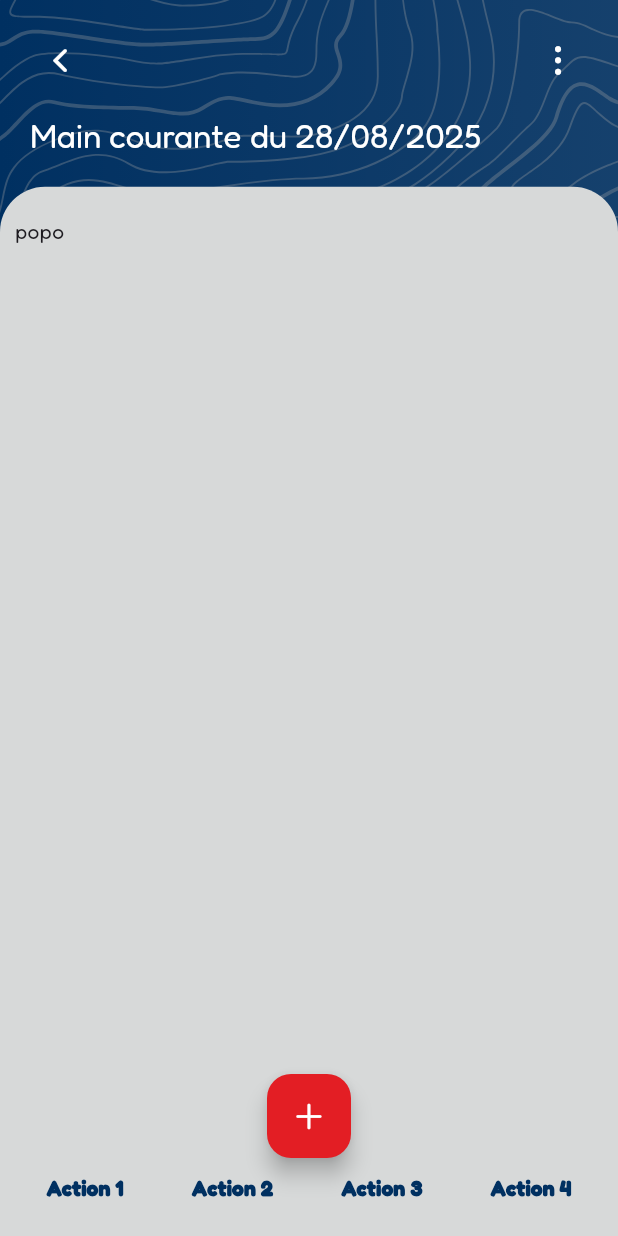
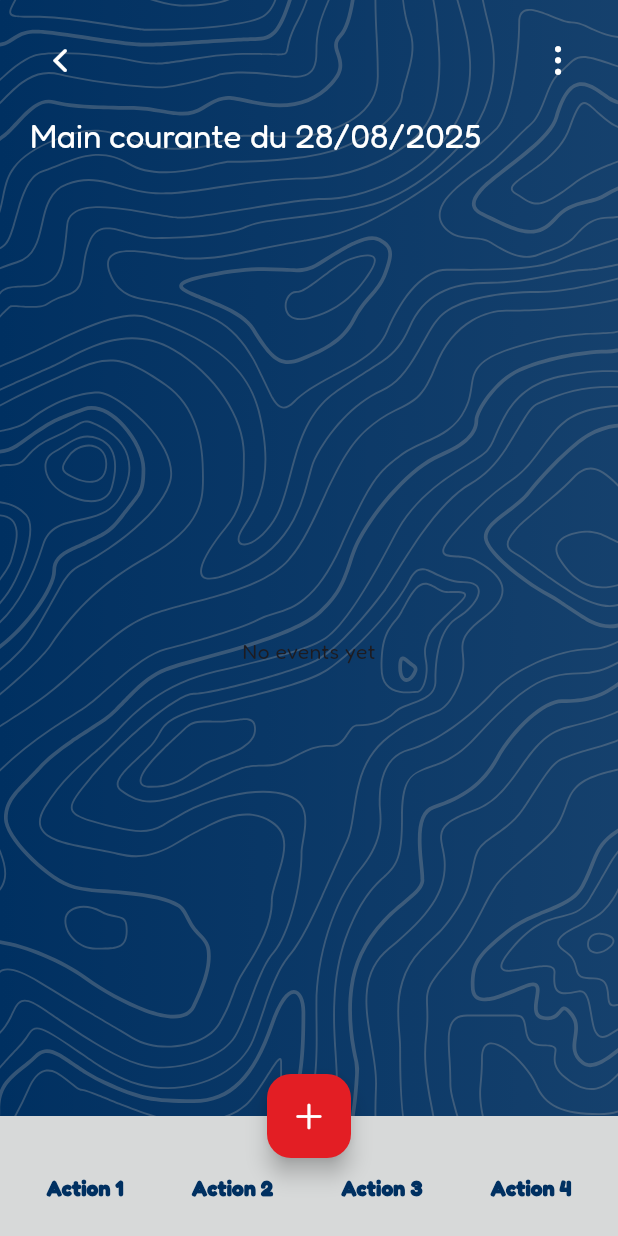
Before and after one commit to Foreclair/foreclair-frontend, a Flutter app: the LogBookPage screen opened directly, on a phone screen of 412 x 824 dp. Run offline on Flutter 3.47's test engine with Material 3 defaults, Android fonts, the phone set to English and light mode, and no system bars; our stand-ins replace dio, flutter_secure_storage, flutter_svg, google_fonts, jwt_decoder, logger; missing offline and left inert: step_progress; accounts and stored records are empty; network calls fail.

Commit message:
🐦‍🔥 Add events routes & template

```diff
--- a/lib/src/data/models/logbook/event_model.dart
+++ b/lib/src/data/models/logbook/event_model.dart
@@ -1,9 +1,11 @@
+import 'package:foreclair/src/data/models/logbook/event_types.dart';
+
 class Event {
   final String title;
   final DateTime start;
   final DateTime? end;
   final String description;
-  final String type;
+  final EventType type;
 
   Event({required this.title, required this.start, this.end, required this.description, required this.type});
 
--- /dev/null
+++ b/lib/src/data/services/app/logbook/event_type_service.dart
@@ -0,0 +1,31 @@
+import 'dart:convert';
+
+import 'package:dio/dio.dart';
+import 'package:foreclair/src/data/models/logbook/event_type_dto.dart';
+import 'package:foreclair/src/data/models/logbook/event_types.dart';
+import 'package:foreclair/src/data/models/station/station_model.dart';
+import 'package:foreclair/src/data/services/http/api_service.dart';
+import 'package:intl/intl.dart';
+
+class EventTypeService {
+  static final EventTypeService _instance = EventTypeService._privateConstructor();
+
+  static EventTypeService get instance => _instance;
+
+  EventTypeService._privateConstructor();
+
+  void sendEventType(EventTypeDto eventType) {
+    ApiService.instance.post(path: '/events/new', data: jsonEncode(eventType.toJson()));
+  }
+
+  Future<Response> getDailyEvents(Station station) {
+    return ApiService.instance.get(
+      path: '/events/daily',
+      queryParameters: {'day': DateFormat("yyyy-MM-dd").format(DateTime.now()), 'station': station.id},
+    );
+  }
+
+  EventType getEventTypeByKey(String key) {
+    return EventType.values.firstWhere((eventType) => eventType.key == key);
+  }
+}
--- a/lib/src/ui/pages/logbook/action/logbook_action_page.dart
+++ b/lib/src/ui/pages/logbook/action/logbook_action_page.dart
@@ -2,7 +2,7 @@ import 'package:flutter/material.dart';
 import 'package:foreclair/src/data/dao/user_dao.dart';
 import 'package:foreclair/src/data/models/logbook/event_type_dto.dart';
 import 'package:foreclair/src/data/models/logbook/event_types.dart';
-import 'package:foreclair/src/data/services/app/event_type_service.dart';
+import 'package:foreclair/src/data/services/app/logbook/event_type_service.dart';
 import 'package:foreclair/src/ui/pages/logbook/action/components/general_logbook_form.dart';
 import 'package:foreclair/src/ui/pages/logbook/action/components/logbook_action_choice_card.dart';
 import 'package:foreclair/src/ui/pages/logbook/action/components/logbook_action_header.dart';
--- a/lib/src/ui/pages/logbook/main/components/logbook_timeline.dart
+++ /dev/null
@@ -1,22 +0,0 @@
-import 'package:flutter/material.dart';
-
-class LogbookTimeline extends StatefulWidget {
-  const LogbookTimeline({super.key});
-
-  @override
-  State<LogbookTimeline> createState() => _LogbookTimelineState();
-}
-
-class _LogbookTimelineState extends State<LogbookTimeline> {
-  @override
-  Widget build(BuildContext context) {
-    return Container(
-      width: double.infinity,
-      decoration: BoxDecoration(
-        color: Theme.of(context).colorScheme.surfaceContainerHigh,
-        borderRadius: BorderRadius.vertical(top: Radius.circular(30)),
-      ),
-      child: Padding(padding: EdgeInsetsGeometry.symmetric(horizontal: 10, vertical: 20), child: Text("popo")),
-    );
-  }
-}
--- a/lib/src/ui/pages/logbook/main/logbook_page.dart
+++ b/lib/src/ui/pages/logbook/main/logbook_page.dart
@@ -1,11 +1,15 @@
 import 'package:flutter/cupertino.dart';
 import 'package:flutter/material.dart';
 import 'package:foreclair/assets/fonts/text_utils.dart';
+import 'package:foreclair/src/data/dao/user_dao.dart';
+import 'package:foreclair/src/data/models/logbook/event_type_dto.dart';
+import 'package:foreclair/src/data/services/app/logbook/event_type_service.dart';
 import 'package:foreclair/src/ui/components/layouts/topography_background.dart';
-import 'package:foreclair/src/ui/pages/logbook/main/components/logbook_timeline.dart';
+import 'package:foreclair/src/ui/pages/logbook/main/logbook_timeline.dart';
 import 'package:foreclair/utils/units/size_utils.dart';
 import 'package:intl/intl.dart';
 
+import '../../../../../utils/logs/logger_utils.dart';
 import '../../../components/animations/route/wave_page_route.dart';
 import '../action/logbook_action_page.dart';
 
@@ -18,12 +22,25 @@ class LogBookPage extends StatefulWidget {
 
 class _LogBookPageState extends State<LogBookPage> {
   late final String formattedDate;
+  late final Future<List<EventTypeDto>> _futureEvents;
 
   @override
   void initState() {
     super.initState();
     final now = DateTime.now();
     formattedDate = DateFormat("dd/MM/yyyy").format(now);
+
+    _futureEvents = _fetchEvents();
+  }
+
+  Future<List<EventTypeDto>> _fetchEvents() async {
+    try {
+      final response = await EventTypeService.instance.getDailyEvents(UserDao.instance.currentUser!.station);
+      return (response.data as List).map((e) => EventTypeDto.fromJson(e)).toList();
+    } catch (error) {
+      logger.e("Failed to fetch events: $error");
+      return [];
+    }
   }
 
   @override
@@ -79,7 +96,24 @@ class _LogBookPageState extends State<LogBookPage> {
                 ),
               ),
 
-              Expanded(child: LogbookTimeline()),
+              // 🔑 FutureBuilder for events
+              Expanded(
+                child: FutureBuilder<List<EventTypeDto>>(
+                  future: _futureEvents,
+                  builder: (context, snapshot) {
+                    if (snapshot.connectionState == ConnectionState.waiting) {
+                      return const Center(child: CircularProgressIndicator());
+                    } else if (snapshot.hasError) {
+                      return Center(child: Text("Failed to load events", style: Theme.of(context).textTheme.bodyLarge));
+                    } else if (!snapshot.hasData || snapshot.data!.isEmpty) {
+                      return const Center(child: Text("No events yet"));
+                    }
+
+                    final events = snapshot.data!;
+                    return LogbookTimeline(events: events);
+                  },
+                ),
+              ),
             ],
           ),
         ],
```
Also changed, not shown: lib/src/data/models/logbook/event_type_dto.dart (+11 -7 lines), lib/src/data/services/app/event_type_service.dart (deleted, +0 -17 lines), lib/src/ui/pages/logbook/main/logbook_timeline.dart (added, +108 -0 lines).
